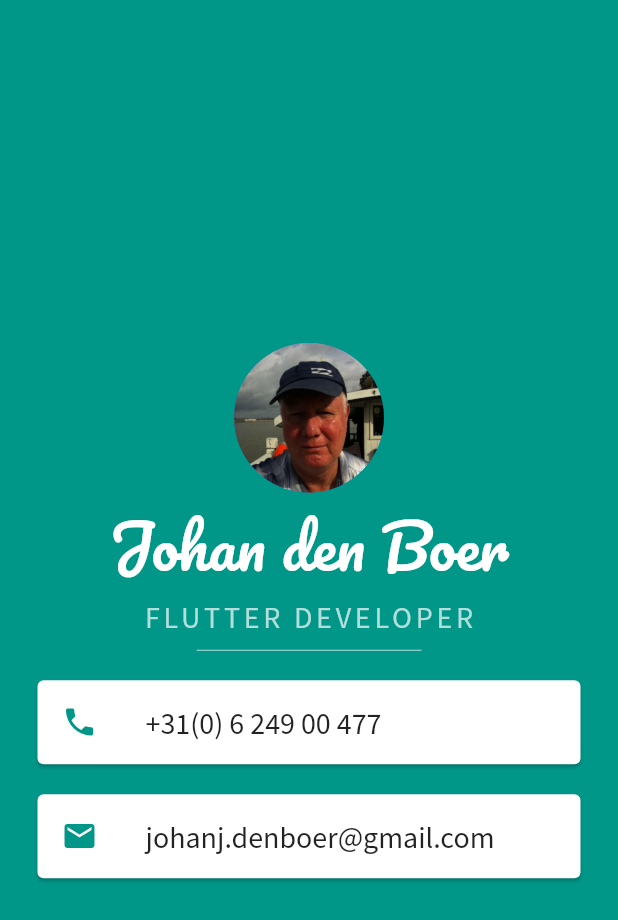
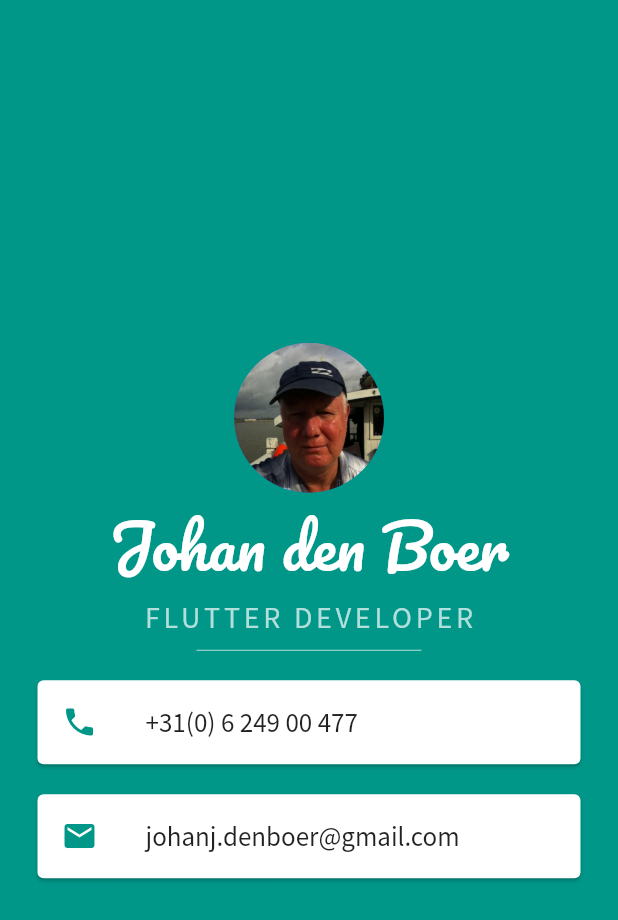
Before and after one commit to johandb/flutter_bussinesscard, a Flutter app: the screen it shows after launch, on a phone screen of 412 x 824 dp. Shown: the top 920 px of the screen. Run offline on Flutter 3.47's test engine with Material 2 defaults, Android fonts, the phone set to English and light mode, and no system bars.

Commit message:
- change name app - font size update

```diff
--- a/lib/main.dart
+++ b/lib/main.dart
@@ -1,10 +1,10 @@
 import 'package:flutter/material.dart';
 
 void main() {
-  runApp(MyApp());
+  runApp(BusinessCardApp());
 }
 
-class MyApp extends StatelessWidget {
+class BusinessCardApp extends StatelessWidget {
   @override
   Widget build(BuildContext context) {
     return MaterialApp(
@@ -36,7 +36,7 @@ class MyApp extends StatelessWidget {
                 leading: Icon(Icons.phone, color: Colors.teal),
                 title: Text(
                   '+31(0) 6 249 00 477',
-                  style: TextStyle(fontFamily: 'Source Sans Pro', fontSize: 20.00),
+                  style: TextStyle(fontFamily: 'Source Sans Pro', fontSize: 18.00),
                 ),
               ),
             ),
@@ -47,7 +47,7 @@ class MyApp extends StatelessWidget {
                 leading: Icon(Icons.email, color: Colors.teal),
                 title: Text(
                   'johanj.denboer@gmail.com',
-                  style: TextStyle(fontFamily: 'Source Sans Pro', fontSize: 20.00),
+                  style: TextStyle(fontFamily: 'Source Sans Pro', fontSize: 18.00),
                 ),
               ),
             ),
--- a/pubspec.yaml
+++ b/pubspec.yaml
@@ -1,5 +1,5 @@
-name: mi_card
-description: A new Flutter application.
+name: flutter_businesscard
+description: Business Card application.
 version: 1.0.0+1
 
 environment:
```
Also changed, not shown: 1 other file.
